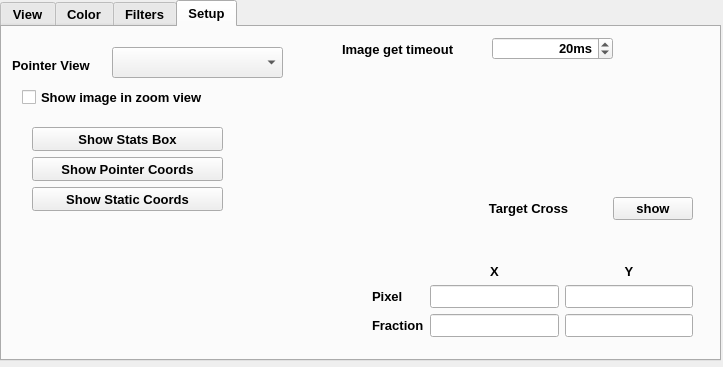
Before: the Qt Designer form src/gui/rtimvControlPanel.ui in jaredmales/rtimv, drawn with Qt 5.
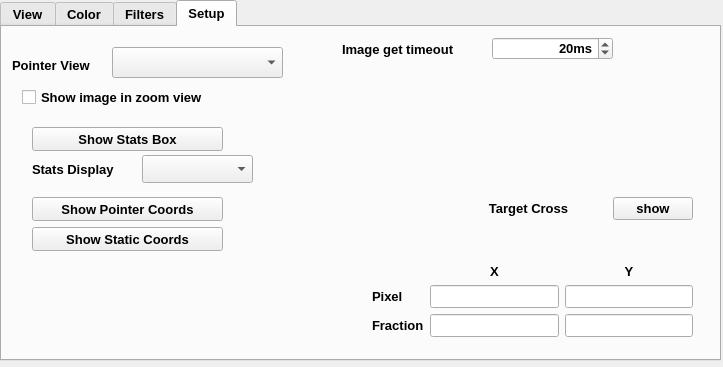
After: the same form once the commit is applied. The open tabs and pages were chosen to show the change. Icons and pictures are not drawn.

Commit message: Add configurable stats overlay display

```diff
--- a/src/gui/rtimvControlPanel.ui
+++ b/src/gui/rtimvControlPanel.ui
@@ -2173,11 +2173,34 @@
       <string>Show Stats Box</string>
      </property>
     </widget>
-    <widget class="QPushButton" name="toolTipCoordsButton">
+    <widget class="QLabel" name="statsDisplayModeLabel">
      <property name="geometry">
       <rect>
        <x>30</x>
        <y>130</y>
+       <width>111</width>
+       <height>24</height>
+      </rect>
+     </property>
+     <property name="text">
+      <string>Stats Display</string>
+     </property>
+    </widget>
+    <widget class="QComboBox" name="statsDisplayModeCombo">
+     <property name="geometry">
+      <rect>
+       <x>140</x>
+       <y>128</y>
+       <width>111</width>
+       <height>28</height>
+      </rect>
+     </property>
+    </widget>
+    <widget class="QPushButton" name="toolTipCoordsButton">
+     <property name="geometry">
+      <rect>
+       <x>30</x>
+       <y>170</y>
        <width>191</width>
        <height>24</height>
       </rect>
@@ -2190,7 +2213,7 @@
      <property name="geometry">
       <rect>
        <x>30</x>
-       <y>160</y>
+       <y>200</y>
        <width>191</width>
        <height>24</height>
       </rect>
```
The commit also changes 6 other files.
